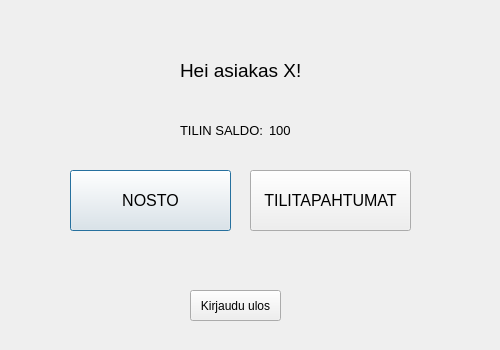
This is Pankkimaatti/kayttoliittyma.ui in vsuusi/BankSimul as Qt 5 draws it before an edit. The edited form follows.
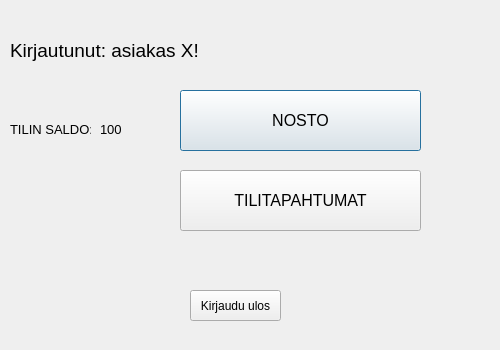
This is the edited form.

```diff
--- a/Pankkimaatti/kayttoliittyma.ui
+++ b/Pankkimaatti/kayttoliittyma.ui
@@ -16,9 +16,9 @@
   <widget class="QPushButton" name="btn_nostaRahaa">
    <property name="geometry">
     <rect>
-     <x>70</x>
-     <y>170</y>
-     <width>161</width>
+     <x>180</x>
+     <y>90</y>
+     <width>241</width>
      <height>61</height>
     </rect>
    </property>
@@ -34,8 +34,8 @@
   <widget class="QLabel" name="label_heiAsiakas">
    <property name="geometry">
     <rect>
-     <x>180</x>
-     <y>50</y>
+     <x>10</x>
+     <y>30</y>
      <width>191</width>
      <height>41</height>
     </rect>
@@ -46,15 +46,15 @@
     </font>
    </property>
    <property name="text">
-    <string>Hei asiakas X!</string>
+    <string>Kirjautunut: asiakas X!</string>
    </property>
   </widget>
   <widget class="QPushButton" name="btn_tilitapahtumat">
    <property name="geometry">
     <rect>
-     <x>250</x>
+     <x>180</x>
      <y>170</y>
-     <width>161</width>
+     <width>241</width>
      <height>61</height>
     </rect>
    </property>
@@ -80,18 +80,15 @@
     <string>Kirjaudu ulos</string>
    </property>
   </widget>
-  <widget class="QWidget" name="horizontalLayoutWidget">
-   <property name="geometry">
-    <rect>
-     <x>180</x>
-     <y>90</y>
-     <width>160</width>
-     <height>80</height>
-    </rect>
-   </property>
-   <layout class="QHBoxLayout" name="horizontalLayout">
-    <item>
      <widget class="QLabel" name="label">
+   <property name="geometry">
+    <rect>
+     <x>10</x>
+     <y>90</y>
+     <width>81</width>
+     <height>78</height>
+    </rect>
+   </property>
       <property name="font">
        <font>
         <pointsize>10</pointsize>
@@ -101,9 +98,15 @@
        <string>TILIN SALDO:</string>
       </property>
      </widget>
-    </item>
-    <item>
      <widget class="QLabel" name="label_tilinSaldo">
+   <property name="geometry">
+    <rect>
+     <x>100</x>
+     <y>90</y>
+     <width>158</width>
+     <height>78</height>
+    </rect>
+   </property>
       <property name="font">
        <font>
         <pointsize>10</pointsize>
@@ -112,9 +115,6 @@
       <property name="text">
        <string>100</string>
       </property>
-     </widget>
-    </item>
-   </layout>
   </widget>
  </widget>
  <resources/>
```
Lines whose indentation alone changed are shown as unchanged.
